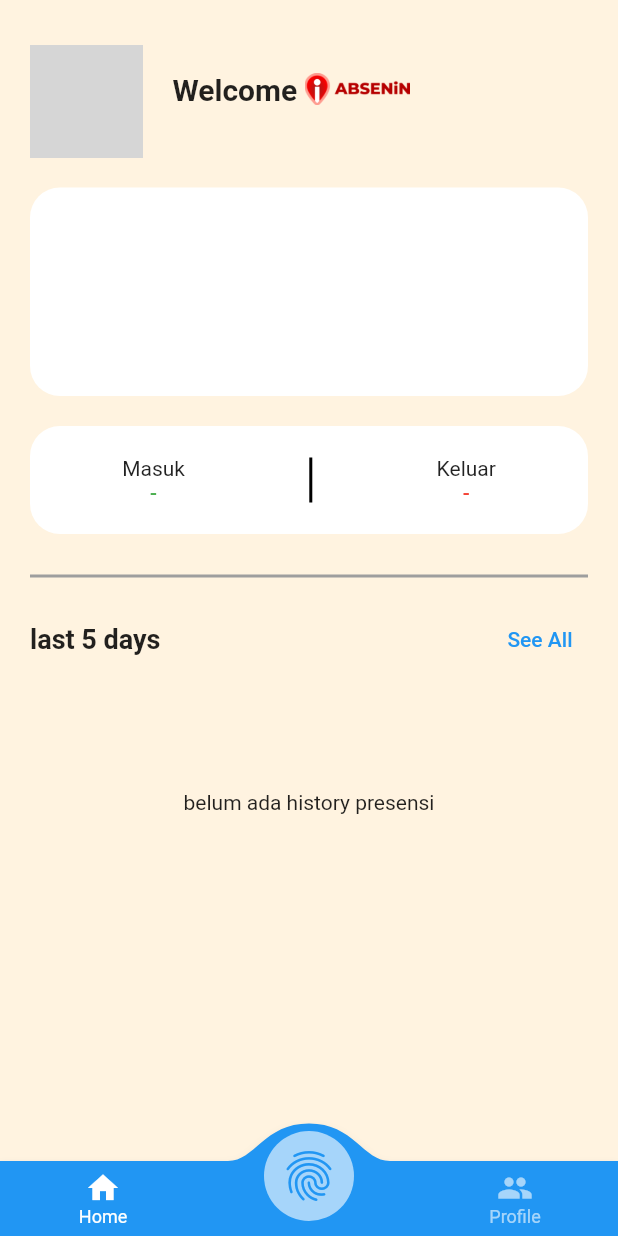
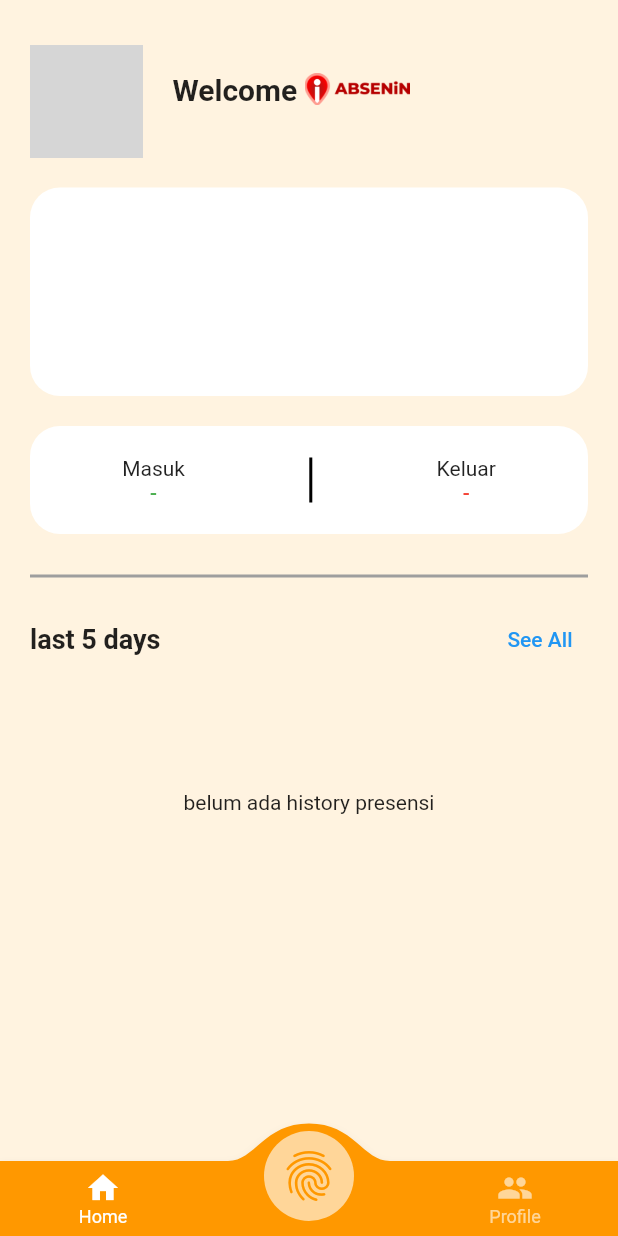
Before and after one commit to argarafiar/project-GIS, a Flutter app: the HomeView screen opened by its route, on a phone screen of 412 x 824 dp. Run offline on Flutter 3.47's test engine with Material 2 defaults, Android fonts, the phone set to English and light mode, and no system bars; drawn by our look-alikes of convex_bottom_bar; our stand-ins replace cloud_firestore, firebase_auth, firebase_core, firebase_storage, geocoding, geolocator and 6 more; missing offline and left inert: dart:ffi; accounts and stored records are empty; network calls fail; grey boxes are pictures that could not be loaded.

Commit message:
update: UI

```diff
--- a/presence/lib/app/modules/home/views/home_view.dart
+++ b/presence/lib/app/modules/home/views/home_view.dart
@@ -1,18 +1,17 @@
 import 'package:cloud_firestore/cloud_firestore.dart';
-import 'package:convex_bottom_bar/convex_bottom_bar.dart';
-import 'package:firebase_auth/firebase_auth.dart';
 import 'package:flutter/material.dart';
 import 'package:intl/intl.dart';
 
 import 'package:get/get.dart';
 import 'package:presence/app/controllers/page_index_controller.dart';
+import 'package:presence/app/widgets/custom_bottom_bar.dart';
 
 import '../../../routes/app_pages.dart';
 import '../controllers/home_controller.dart';
 // import '../../all_pegawai/controllers/all_pegawai_controller.dart';
 
 class HomeView extends StatefulWidget {
-  HomeView({Key? key}) : super(key: key);
+  const HomeView({Key? key}) : super(key: key);
 
   @override
   State<HomeView> createState() => _HomeViewState();
@@ -23,8 +22,8 @@ class _HomeViewState extends State<HomeView> {
   final controller = Get.put(HomeController());
   String isUser = "";
 
+  @override
   void initState() {
-    // TODO: implement initState
     controller.getUserRole().then((value) {
       setState(() {
         isUser = value;
@@ -36,13 +35,13 @@ class _HomeViewState extends State<HomeView> {
   @override
   Widget build(BuildContext context) {
     return Scaffold(
-      backgroundColor: Colors.orange.shade50,
+        backgroundColor: Colors.orange.shade50,
         body: SafeArea(
           child: StreamBuilder<DocumentSnapshot<Map<String, dynamic>>>(
             stream: controller.streamUser(),
             builder: (context, snapshot) {
               if (snapshot.connectionState == ConnectionState.waiting) {
-                return Center(child: CircularProgressIndicator());
+                return const Center(child: CircularProgressIndicator());
               }
               if (snapshot.hasData) {
                 Map<String, dynamic> user = snapshot.data!.data()!;
@@ -50,11 +49,13 @@ class _HomeViewState extends State<HomeView> {
                     "https://ui-avatars.com/api/?name=${user["nama"]}";
                 return SingleChildScrollView(
                   child: Container(
-                    margin: EdgeInsets.all(20),
+                    margin: const EdgeInsets.all(20),
                     child: Column(
                       // padding: EdgeInsets.all(20),
                       children: [
-                        SizedBox(height: 10,),
+                        const SizedBox(
+                          height: 10,
+                        ),
                         Row(
                           children: [
                             ClipOval(
@@ -63,14 +64,12 @@ class _HomeViewState extends State<HomeView> {
                                 height: 75,
                                 color: Colors.grey[200],
                                 child: Image.network(
-                                  user["profile"] != null
-                                      ? user["profile"]
-                                      : defaultProfile,
+                                  user["profile"] ?? defaultProfile,
                                   fit: BoxFit.cover,
                                 ),
                               ),
                             ),
-                            SizedBox(
+                            const SizedBox(
                               width: 20,
                             ),
                             Column(
@@ -78,17 +77,19 @@ class _HomeViewState extends State<HomeView> {
                               children: [
                                 Row(
                                   children: [
-                                    Text(
+                                    const Text(
                                       "Welcome ",
                                       style: TextStyle(
-                                          fontSize: 20, fontWeight: FontWeight.bold),
+                                          fontSize: 20,
+                                          fontWeight: FontWeight.bold),
                                     ),
                                     Container(
                                       width: 70,
                                       height: 25,
                                       decoration: const BoxDecoration(
                                         image: DecorationImage(
-                                          image: AssetImage('assets/images/icon text.png'),
+                                          image: AssetImage(
+                                              'assets/images/icon text.png'),
                                           fit: BoxFit.contain,
                                         ),
                                       ),
@@ -105,7 +106,7 @@ class _HomeViewState extends State<HomeView> {
                             ),
                           ],
                         ),
-                        SizedBox(
+                        const SizedBox(
                           height: 20,
                         ),
                         StreamBuilder<QuerySnapshot<Map<String, dynamic>>>(
@@ -113,15 +114,18 @@ class _HomeViewState extends State<HomeView> {
                             builder: (context, snapshot) {
                               if (snapshot.connectionState ==
                                   ConnectionState.waiting) {
-                                return Center(child: CircularProgressIndicator());
+                                return const Center(
+                                    child: CircularProgressIndicator());
                               }
                               if (snapshot.hasData) {
-                                List<QueryDocumentSnapshot<Map<String, dynamic>>>
-                                    data = snapshot.data!.docs;
+                                List<
+                                        QueryDocumentSnapshot<
+                                            Map<String, dynamic>>> data =
+                                    snapshot.data!.docs;
                                 if (user['role'] == 'admin') {
                                   return Container(
                                     width: double.infinity,
-                                    padding: EdgeInsets.all(20),
+                                    padding: const EdgeInsets.all(20),
                                     decoration: BoxDecoration(
                                       borderRadius: BorderRadius.circular(20),
                                       color: Colors.white,
@@ -130,22 +134,22 @@ class _HomeViewState extends State<HomeView> {
                                       crossAxisAlignment:
                                           CrossAxisAlignment.start,
                                       children: [
-                                        Text(
+                                        const Text(
                                           "Total Pegawai :",
                                           style: TextStyle(
                                               fontSize: 20,
                                               fontWeight: FontWeight.bold),
                                         ),
-                                        SizedBox(
+                                        const SizedBox(
                                           width: 5,
                                         ),
                                         Text(
                                           (data.length - 1).toString(),
-                                          style: TextStyle(
+                                          style: const TextStyle(
                                               fontSize: 20,
                                               fontWeight: FontWeight.bold),
                                         ),
-                                        SizedBox(
+                                        const SizedBox(
                                           height: 10,
                                         ),
                                       ],
@@ -154,35 +158,37 @@ class _HomeViewState extends State<HomeView> {
                                 } else {
                                   return Container(
                                     width: double.infinity,
-                                    padding: EdgeInsets.all(20),
+                                    padding: const EdgeInsets.all(20),
                                     decoration: BoxDecoration(
                                       borderRadius: BorderRadius.circular(20),
                                       color: Colors.white,
                                     ),
                                     child: Column(
-                                      mainAxisAlignment: MainAxisAlignment.start,
-                                      crossAxisAlignment: CrossAxisAlignment.start,
+                                      mainAxisAlignment:
+                                          MainAxisAlignment.start,
+                                      crossAxisAlignment:
+                                          CrossAxisAlignment.start,
                                       children: [
                                         Center(
                                           child: Text(
                                             user['job'],
-                                            style: TextStyle(
+                                            style: const TextStyle(
                                                 fontSize: 20,
                                                 fontWeight: FontWeight.bold),
                                           ),
                                         ),
-                                        SizedBox(
+                                        const SizedBox(
                                           height: 20,
                                         ),
                                         Text(
                                           user['nama'],
-                                          style: TextStyle(
+                                          style: const TextStyle(
                                               fontSize: 30,
                                               fontWeight: FontWeight.bold),
                                         ),
                                         Text(
                                           user['nip'],
-                                          style: TextStyle(
+                                          style: const TextStyle(
                                             fontSize: 18,
                                           ),
                                         ),
@@ -191,10 +197,10 @@ class _HomeViewState extends State<HomeView> {
                                   );
                                 }
                               } else {
-                                return Center(child: Text("No Data"));
+                                return const Center(child: Text("No Data"));
                               }
                             }),
-                        SizedBox(
+                        const SizedBox(
                           height: 20,
                         ),
                         if (user['role'] == 'admin')
@@ -206,24 +212,12 @@ class _HomeViewState extends State<HomeView> {
                   ),
                 );
               } else {
-                return Center(child: Text("No Data"));
+                return const Center(child: Text("No Data"));
               }
             },
           ),
         ),
-
-        bottomNavigationBar: ConvexAppBar(
-          style: TabStyle.fixedCircle,
-          items: [
-            TabItem(icon: Icons.home, title: 'Home'),
-            TabItem(
-                icon: isUser == 'admin' ? Icons.map : Icons.fingerprint,
-                title: 'Add'),
-            TabItem(icon: Icons.people, title: 'Profile'),
-          ],
-          initialActiveIndex: pageC.pageIndex.value,
-          onTap: (int i) => pageC.changPage(i, isUser),
-        ));
+        bottomNavigationBar: const CustomBottomBar());
   }
 }
 
@@ -241,7 +235,7 @@ class PegawaiScreen extends StatelessWidget {
       children: [
         Container(
           width: double.infinity,
-          padding: EdgeInsets.all(20),
+          padding: const EdgeInsets.all(20),
           decoration: BoxDecoration(
             borderRadius: BorderRadius.circular(20),
             color: Colors.white,
@@ -249,20 +243,22 @@ class PegawaiScreen extends StatelessWidget {
           child: StreamBuilder<DocumentSnapshot<Map<String, dynamic>>>(
               stream: controller.streamTodayPresence(),
               builder: (context, snapToday) {
-                if (snapToday.connectionState == ConnectionState.waiting)
-                  return Center(child: CircularProgressIndicator());
-
+                if (snapToday.connectionState == ConnectionState.waiting) {
+                  return const Center(child: CircularProgressIndicator());
+                }
                 Map<String, dynamic>? dataToday = snapToday.data?.data();
                 return Row(
                   mainAxisAlignment: MainAxisAlignment.spaceAround,
                   children: [
                     Column(
                       children: [
-                        Text("Masuk"),
-                        Text(dataToday?["masuk"] == null
-                          ? "-"
-                          : "${DateFormat.jms().format(DateTime.parse(dataToday!['masuk']['date']))}",
-                          style: TextStyle(
+                        const Text("Masuk"),
+                        Text(
+                          dataToday?["masuk"] == null
+                              ? "-"
+                              : DateFormat.jms().format(
+                                  DateTime.parse(dataToday!['masuk']['date'])),
+                          style: const TextStyle(
                             fontWeight: FontWeight.w500,
                             color: Colors.green,
                           ),
@@ -276,11 +272,13 @@ class PegawaiScreen extends StatelessWidget {
                     ),
                     Column(
                       children: [
-                        Text("Keluar"),
-                        Text(dataToday?["keluar"] == null
-                          ? "-"
-                          : "${DateFormat.jms().format(DateTime.parse(dataToday!['keluar']['date']))}",
-                          style: TextStyle(
+                        const Text("Keluar"),
+                        Text(
+                          dataToday?["keluar"] == null
+                              ? "-"
+                              : DateFormat.jms().format(
+                                  DateTime.parse(dataToday!['keluar']['date'])),
+                          style: const TextStyle(
                             fontWeight: FontWeight.w500,
                             color: Colors.red,
                           ),
@@ -291,39 +289,40 @@ class PegawaiScreen extends StatelessWidget {
                 );
               }),
         ),
-        SizedBox(
+        const SizedBox(
           height: 20,
         ),
-        Divider(
+        const Divider(
           color: Colors.grey,
           thickness: 2,
         ),
-        SizedBox(
+        const SizedBox(
           height: 10,
         ),
         Row(
           mainAxisAlignment: MainAxisAlignment.spaceBetween,
           children: [
-            Text(
+            const Text(
               "last 5 days",
               style: TextStyle(fontSize: 18, fontWeight: FontWeight.bold),
             ),
             TextButton(
               onPressed: () => Get.toNamed('/all-presensi'),
-              child: Text(
+              child: const Text(
                 "See All",
               ),
             ),
           ],
         ),
-        SizedBox(
+        const SizedBox(
           height: 10,
         ),
         StreamBuilder<QuerySnapshot<Map<String, dynamic>>>(
             stream: controller.streamLastPresence(),
             builder: (context, snapPresence) {
-              if (snapPresence.connectionState == ConnectionState.waiting)
-                return Center(child: CircularProgressIndicator());
+              if (snapPresence.connectionState == ConnectionState.waiting) {
+                return const Center(child: CircularProgressIndicator());
+              }
               if (snapPresence.data?.docs.length == 0 ||
                   snapPresence.data == null)
                 return SizedBox(
@@ -366,7 +365,8 @@ class PegawaiScreen extends StatelessWidget {
                                           fontWeight: FontWeight.bold),
                                     ),
                                     Text(
-                                      "${DateFormat.yMMMEd().format(DateTime.parse(data["date"]))}",
+                                      DateFormat.yMMMEd()
+                                          .format(DateTime.parse(data["date"])),
                                       style: TextStyle(
                                           fontWeight: FontWeight.bold),
                                     ),
@@ -374,7 +374,8 @@ class PegawaiScreen extends StatelessWidget {
                                 ),
                                 Text(data["masuk"]?["date"] == null
                                     ? "-"
-                                    : "${DateFormat.jms().format(DateTime.parse(data["masuk"]!["date"]))}"),
+                                    : DateFormat.jms().format(DateTime.parse(
+                                        data["masuk"]!["date"]))),
                                 SizedBox(
                                   height: 10,
                                 ),
@@ -384,7 +385,8 @@ class PegawaiScreen extends StatelessWidget {
                                 ),
                                 Text(data["keluar"]?["date"] == null
                                     ? "-"
-                                    : "${DateFormat.jms().format(DateTime.parse(data["keluar"]!["date"]))}"),
+                                    : DateFormat.jms().format(DateTime.parse(
+                                        data["keluar"]!["date"]))),
                                 SizedBox(
                                   height: 10,
                                 ),
@@ -471,8 +473,10 @@ class AdminScreen extends StatelessWidget {
                               width: 30,
                             ),
                             Container(
-                              width: MediaQuery.of(context).size.width * 0.6 -4,
-                              child: Text(": ${snapshot.data!.docs[index]["nama"]}"),
+                              width:
+                                  MediaQuery.of(context).size.width * 0.6 - 4,
+                              child: Text(
+                                  ": ${snapshot.data!.docs[index]["nama"]}"),
                             ),
                           ],
                         ),
@@ -486,9 +490,10 @@ class AdminScreen extends StatelessWidget {
                               width: 44,
                             ),
                             Container(
-                              width: MediaQuery.of(context).size.width * 0.6 -4,
-                              child: Text(": ${snapshot.data!.docs[index]["job"]}")
-                            )
+                                width:
+                                    MediaQuery.of(context).size.width * 0.6 - 4,
+                                child: Text(
+                                    ": ${snapshot.data!.docs[index]["job"]}"))
                           ],
                         ),
                         const SizedBox(
@@ -498,11 +503,14 @@ class AdminScreen extends StatelessWidget {
                           children: [
                             Text("Address"),
                             SizedBox(
-                              width: 16,),
+                              width: 16,
+                            ),
                             Text(": "),
                             Container(
-                              width: MediaQuery.of(context).size.width * 0.6 -11,
-                              child: Text("${snapshot.data!.docs[index]["address"] == "" ? "-" : snapshot.data!.docs[index]["address"]}"),
+                              width:
+                                  MediaQuery.of(context).size.width * 0.6 - 11,
+                              child: Text(
+                                  "${snapshot.data!.docs[index]["address"] == "" ? "-" : snapshot.data!.docs[index]["address"]}"),
                             ),
                           ],
                         ),
@@ -513,11 +521,13 @@ class AdminScreen extends StatelessWidget {
                           children: [
                             Text("Presence"),
                             SizedBox(
-                              width: 10,),
+                              width: 10,
+                            ),
                             Container(
-                              width: MediaQuery.of(context).size.width * 0.6 -4,
-                              child: Text(": ${presenceToday.isEmpty || presenceToday['date'].substring(0, 10) != today ? "Belum Absen" : "Sudah Absen"}")
-                            ),
+                                width:
+                                    MediaQuery.of(context).size.width * 0.6 - 4,
+                                child: Text(
+                                    ": ${presenceToday.isEmpty || presenceToday['date'].substring(0, 10) != today ? "Belum Absen" : "Sudah Absen"}")),
                           ],
                         ),
                       ],
--- /dev/null
+++ b/presence/lib/app/widgets/custom_bottom_bar.dart
@@ -0,0 +1,45 @@
+import 'package:convex_bottom_bar/convex_bottom_bar.dart';
+import 'package:flutter/material.dart';
+import 'package:get/get.dart';
+import 'package:presence/app/controllers/page_index_controller.dart';
+import 'package:presence/app/modules/profile/controllers/profile_controller.dart';
+
+class CustomBottomBar extends StatefulWidget {
+  const CustomBottomBar({super.key});
+
+  @override
+  State<CustomBottomBar> createState() => _CustomBottomBarState();
+}
+
+class _CustomBottomBarState extends State<CustomBottomBar> {
+  final pageC = Get.find<PageIndexController>();
+  final controller = Get.put(ProfileController());
+  String isUser = "";
+
+  @override
+  void initState() {
+    controller.getUserRole().then((value) {
+      setState(() {
+        isUser = value;
+      });
+    });
+    super.initState();
+  }
+
+  @override
+  Widget build(BuildContext context) {
+    return ConvexAppBar(
+      style: TabStyle.fixedCircle,
+      backgroundColor: Colors.orange,
+      items: [
+        TabItem(icon: Icons.home, title: 'Home'),
+        TabItem(
+            icon: isUser == 'admin' ? Icons.map : Icons.fingerprint,
+            title: 'Add'),
+        TabItem(icon: Icons.people, title: 'Profile'),
+      ],
+      initialActiveIndex: pageC.pageIndex.value,
+      onTap: (int i) => pageC.changPage(i, isUser),
+    );
+  }
+}
--- a/presence/lib/main.dart
+++ b/presence/lib/main.dart
@@ -30,14 +30,10 @@ void main() async {
           print(snapshot.data);
           return GetMaterialApp(
             debugShowCheckedModeBanner: false,
-        // theme: ThemeData(
-        //   primarySwatch: Colors.orange,
-        // ),
             title: "Application",
             initialRoute: snapshot.data != null ? Routes.HOME : Routes.LOGIN,
             getPages: AppPages.routes,
           );
         }),
-
   );
 }
--- a/presence/pubspec.yaml
+++ b/presence/pubspec.yaml
@@ -3,7 +3,7 @@ version: 1.0.0+1
 publish_to: none
 description: A new Flutter project.
 environment:
-  sdk: '>=2.19.5 <3.0.0'
+  sdk: '>=2.19.2 <3.0.0'
 
 dependencies:
   cupertino_icons: ^1.0.2
```
Also changed, not shown: presence/lib/app/modules/login/views/login_view.dart (+11 -12 lines), presence/lib/app/modules/maps_admin/views/maps_admin_view.dart (+9 -1 lines), presence/lib/app/modules/profile/views/profile_view.dart (+3 -12 lines), presence/lib/app/modules/update_password/views/update_password_view.dart (+17 -7 lines), presence/lib/app/modules/update_profile/views/update_profile_view.dart (+16 -10 lines), presence/pubspec.lock. Lines whose indentation alone changed are shown as unchanged.
